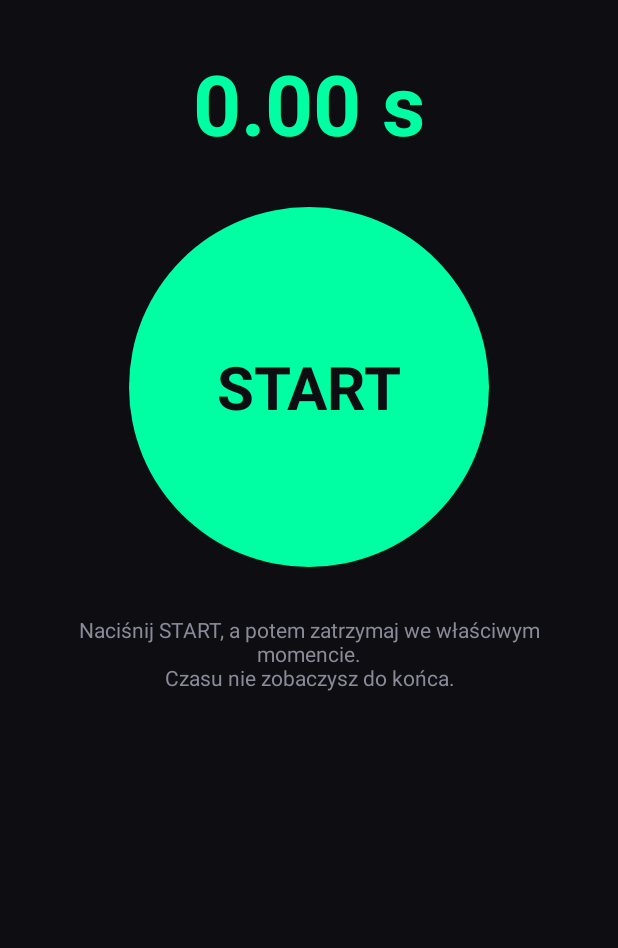
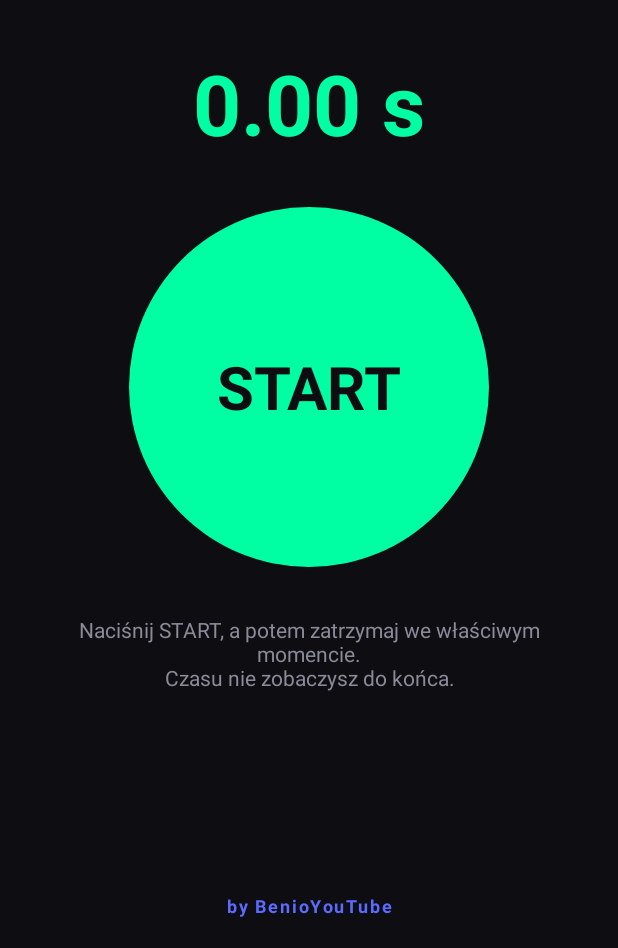
Before and after one commit to Mob-PluginsAnDServers/MOB-BlindTimer, an Android app: the screen it shows after launch (MainActivity), on a phone screen of 412 x 824 dp, the part 288-1236 px from its top. Run offline under Robolectric (Android 15) with nearby library versions, the phone set to English and light mode, and no system bars.

Commit message:
Add app icon, launch animation and by BenioYouTube branding
Co-Authored-By: Claude Sonnet 5.5 <noreply@anthropic.com>
Claude-Session: https://claude.ai/code/session_01EmPEzTyTpcd8UXqSkaou4u

```diff
--- a/app/src/main/AndroidManifest.xml
+++ b/app/src/main/AndroidManifest.xml
@@ -3,9 +3,10 @@
 
     <application
         android:allowBackup="true"
-        android:icon="@drawable/ic_launcher"
+        android:icon="@mipmap/ic_launcher"
+        android:roundIcon="@mipmap/ic_launcher_round"
         android:label="Blind Timer"
-        android:theme="@android:style/Theme.DeviceDefault.NoActionBar">
+        android:theme="@style/AppTheme">
 
         <activity
             android:name=".MainActivity"
--- a/app/src/main/java/pl/mobps/blindtimer/MainActivity.kt
+++ b/app/src/main/java/pl/mobps/blindtimer/MainActivity.kt
@@ -11,6 +11,11 @@ import android.view.Gravity
 import android.view.HapticFeedbackConstants
 import android.view.View
 import android.view.WindowManager
+import android.view.animation.AccelerateInterpolator
+import android.view.animation.DecelerateInterpolator
+import android.view.animation.OvershootInterpolator
+import android.widget.FrameLayout
+import android.widget.ImageView
 import android.widget.LinearLayout
 import android.widget.TextView
 import java.util.Locale
@@ -105,8 +110,120 @@ class MainActivity : Activity() {
             LinearLayout.LayoutParams.WRAP_CONTENT
         ).apply { topMargin = dp(32) })
 
-        setContentView(root)
+        val footer = TextView(this).apply {
+            text = "by BenioYouTube"
+            setTextColor(Color.parseColor("#5C6BFF"))
+            setTextSize(TypedValue.COMPLEX_UNIT_SP, 12f)
+            typeface = Typeface.DEFAULT_BOLD
+            letterSpacing = 0.1f
+            gravity = Gravity.CENTER
+        }
+
+        val frame = FrameLayout(this).apply { setBackgroundColor(bg) }
+        frame.addView(root, FrameLayout.LayoutParams(
+            FrameLayout.LayoutParams.MATCH_PARENT,
+            FrameLayout.LayoutParams.MATCH_PARENT
+        ))
+        frame.addView(footer, FrameLayout.LayoutParams(
+            FrameLayout.LayoutParams.MATCH_PARENT,
+            FrameLayout.LayoutParams.WRAP_CONTENT,
+            Gravity.BOTTOM
+        ).apply { bottomMargin = dp(20) })
+
+        val splash = buildSplash()
+        frame.addView(splash, FrameLayout.LayoutParams(
+            FrameLayout.LayoutParams.MATCH_PARENT,
+            FrameLayout.LayoutParams.MATCH_PARENT
+        ))
+
+        setContentView(frame)
         renderIdle(first = true)
+
+        root.alpha = 0f
+        footer.alpha = 0f
+        runSplash(splash, root, footer)
+    }
+
+    private lateinit var splashLogo: ImageView
+    private lateinit var splashTitle: TextView
+    private lateinit var splashBy: TextView
+
+    private fun buildSplash(): LinearLayout {
+        val box = LinearLayout(this).apply {
+            orientation = LinearLayout.VERTICAL
+            gravity = Gravity.CENTER
+            setBackgroundColor(Color.BLACK)
+            isClickable = true
+        }
+
+        splashLogo = ImageView(this).apply {
+            setImageResource(R.drawable.splash_logo)
+            scaleType = ImageView.ScaleType.FIT_CENTER
+            alpha = 0f
+            scaleX = 0.55f
+            scaleY = 0.55f
+        }
+        splashTitle = TextView(this).apply {
+            text = "BLIND TIMER"
+            setTextColor(Color.WHITE)
+            setTextSize(TypedValue.COMPLEX_UNIT_SP, 26f)
+            typeface = Typeface.DEFAULT_BOLD
+            letterSpacing = 0.25f
+            gravity = Gravity.CENTER
+            alpha = 0f
+            translationY = dp(18).toFloat()
+        }
+        splashBy = TextView(this).apply {
+            text = "by BenioYouTube"
+            setTextColor(Color.parseColor("#5C6BFF"))
+            setTextSize(TypedValue.COMPLEX_UNIT_SP, 15f)
+            typeface = Typeface.DEFAULT_BOLD
+            letterSpacing = 0.12f
+            gravity = Gravity.CENTER
+            alpha = 0f
+            translationY = dp(10).toFloat()
+        }
+
+        box.addView(splashLogo, LinearLayout.LayoutParams(dp(220), dp(220)))
+        box.addView(splashTitle, LinearLayout.LayoutParams(
+            LinearLayout.LayoutParams.WRAP_CONTENT,
+            LinearLayout.LayoutParams.WRAP_CONTENT
+        ).apply { topMargin = dp(20) })
+        box.addView(splashBy, LinearLayout.LayoutParams(
+            LinearLayout.LayoutParams.WRAP_CONTENT,
+            LinearLayout.LayoutParams.WRAP_CONTENT
+        ).apply { topMargin = dp(8) })
+        return box
+    }
+
+    private fun runSplash(splash: View, root: View, footer: View) {
+        splashLogo.animate()
+            .alpha(1f).scaleX(1f).scaleY(1f)
+            .setDuration(800)
+            .setInterpolator(OvershootInterpolator(1.1f))
+            .start()
+
+        splashTitle.animate()
+            .alpha(1f).translationY(0f)
+            .setStartDelay(400).setDuration(600)
+            .setInterpolator(DecelerateInterpolator())
+            .start()
+
+        splashBy.animate()
+            .alpha(1f).translationY(0f)
+            .setStartDelay(750).setDuration(600)
+            .setInterpolator(DecelerateInterpolator())
+            .start()
+
+        splash.animate()
+            .alpha(0f).scaleX(1.08f).scaleY(1.08f)
+            .setStartDelay(2300).setDuration(500)
+            .setInterpolator(AccelerateInterpolator())
+            .withEndAction { splash.visibility = View.GONE }
+            .start()
+
+        root.animate().alpha(1f).setStartDelay(2300).setDuration(600).start()
+        footer.animate().alpha(1f).setStartDelay(2500).setDuration(600).start()
     }
 
     private fun onButton(v: View) {
--- /dev/null
+++ b/app/src/main/res/mipmap-anydpi-v26/ic_launcher.xml
@@ -0,0 +1,5 @@
+<?xml version="1.0" encoding="utf-8"?>
+<adaptive-icon xmlns:android="http://schemas.android.com/apk/res/android">
+    <background android:drawable="@color/ic_launcher_background" />
+    <foreground android:drawable="@drawable/ic_launcher_foreground" />
+</adaptive-icon>
--- /dev/null
+++ b/app/src/main/res/mipmap-anydpi-v26/ic_launcher_round.xml
@@ -0,0 +1,5 @@
+<?xml version="1.0" encoding="utf-8"?>
+<adaptive-icon xmlns:android="http://schemas.android.com/apk/res/android">
+    <background android:drawable="@color/ic_launcher_background" />
+    <foreground android:drawable="@drawable/ic_launcher_foreground" />
+</adaptive-icon>
--- /dev/null
+++ b/app/src/main/res/values-v31/themes.xml
@@ -0,0 +1,7 @@
+<?xml version="1.0" encoding="utf-8"?>
+<resources>
+    <style name="AppTheme" parent="@android:style/Theme.DeviceDefault.NoActionBar">
+        <item name="android:windowBackground">@color/app_bg</item>
+        <item name="android:windowSplashScreenBackground">@color/ic_launcher_background</item>
+    </style>
+</resources>
--- /dev/null
+++ b/app/src/main/res/values/colors.xml
@@ -0,0 +1,5 @@
+<?xml version="1.0" encoding="utf-8"?>
+<resources>
+    <color name="ic_launcher_background">#000000</color>
+    <color name="app_bg">#05060D</color>
+</resources>
--- /dev/null
+++ b/app/src/main/res/values/themes.xml
@@ -0,0 +1,6 @@
+<?xml version="1.0" encoding="utf-8"?>
+<resources>
+    <style name="AppTheme" parent="@android:style/Theme.DeviceDefault.NoActionBar">
+        <item name="android:windowBackground">@color/app_bg</item>
+    </style>
+</resources>
```
Also changed, not shown: app/src/main/res/drawable/ic_launcher.xml (deleted, +0 -22 lines), app/src/main/res/drawable-nodpi/ic_launcher_foreground.png (added), app/src/main/res/drawable-nodpi/splash_logo.png (added), app/src/main/res/mipmap-hdpi/ic_launcher.png (added), app/src/main/res/mipmap-hdpi/ic_launcher_round.png (added), app/src/main/res/mipmap-mdpi/ic_launcher.png (added), app/src/main/res/mipmap-mdpi/ic_launcher_round.png (added), app/src/main/res/mipmap-xhdpi/ic_launcher.png (added), app/src/main/res/mipmap-xhdpi/ic_launcher_round.png (added), app/src/main/res/mipmap-xxhdpi/ic_launcher.png (added), app/src/main/res/mipmap-xxhdpi/ic_launcher_round.png (added), app/src/main/res/mipmap-xxxhdpi/ic_launcher.png (added), app/src/main/res/mipmap-xxxhdpi/ic_launcher_round.png (added).
